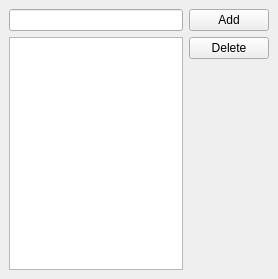
Before: the Qt Designer form core/rzxlisteditui.ui in Fruneau/qRezix, drawn with Qt 5.
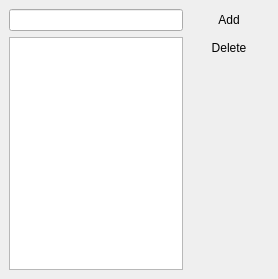
After: the same form once the commit is applied.

Patch:
```diff
--- a/core/rzxlisteditui.ui
+++ b/core/rzxlisteditui.ui
@@ -46,6 +46,9 @@
      <property name="text" >
       <string>Add</string>
      </property>
+     <property name="flat" >
+      <bool>true</bool>
+     </property>
     </widget>
    </item>
    <item row="1" column="1" >
@@ -53,6 +56,9 @@
      <property name="text" >
       <string>Delete</string>
      </property>
+     <property name="flat" >
+      <bool>true</bool>
+     </property>
     </widget>
    </item>
   </layout>
```
